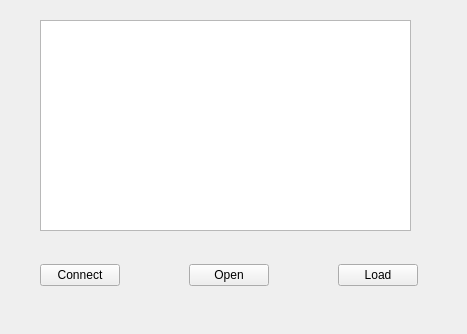
The window that qt_app/bootloader_app/mainwindow.ui (coffee429/bootloader) describes before a commit, drawn with Qt 5.
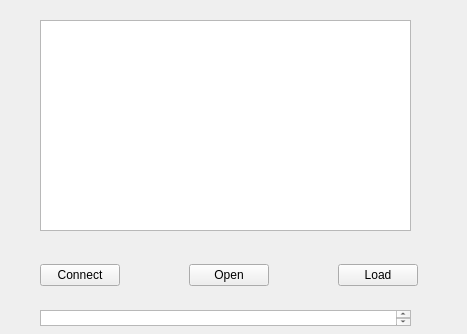
The same window after the commit.

```diff
--- a/qt_app/bootloader_app/mainwindow.ui
+++ b/qt_app/bootloader_app/mainwindow.ui
@@ -83,6 +83,16 @@
      </item>
     </layout>
    </widget>
+   <widget class="QTextEdit" name="txtFile_2">
+    <property name="geometry">
+     <rect>
+      <x>40</x>
+      <y>310</y>
+      <width>371</width>
+      <height>16</height>
+     </rect>
+    </property>
+   </widget>
   </widget>
  </widget>
  <resources/>
```
